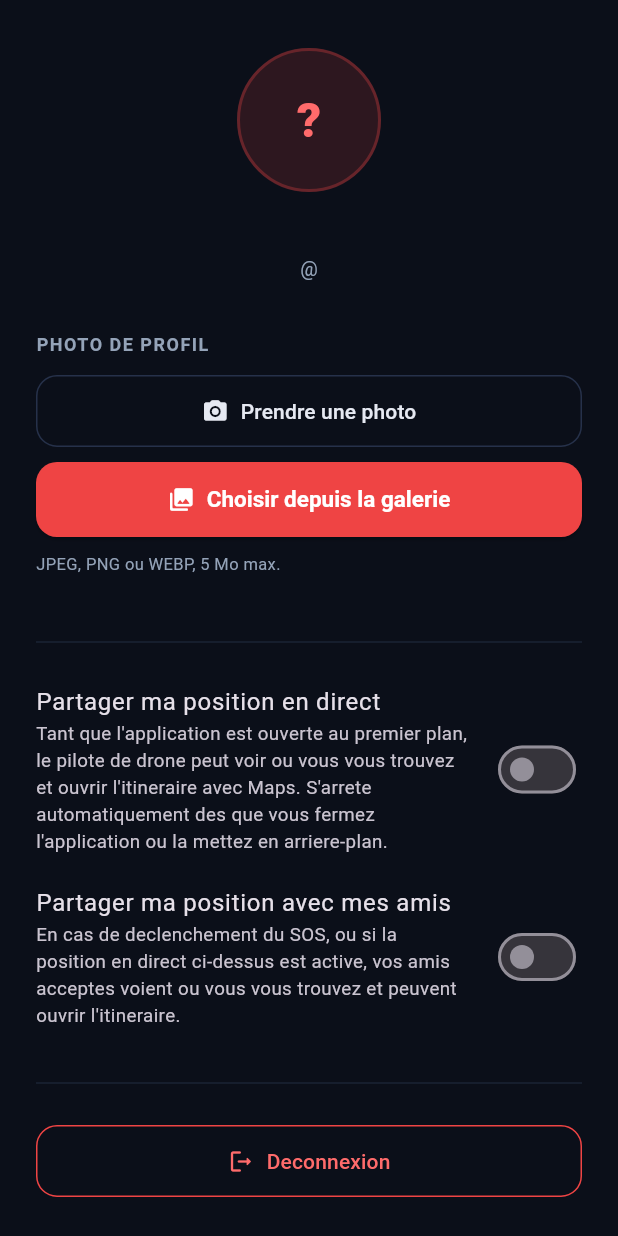
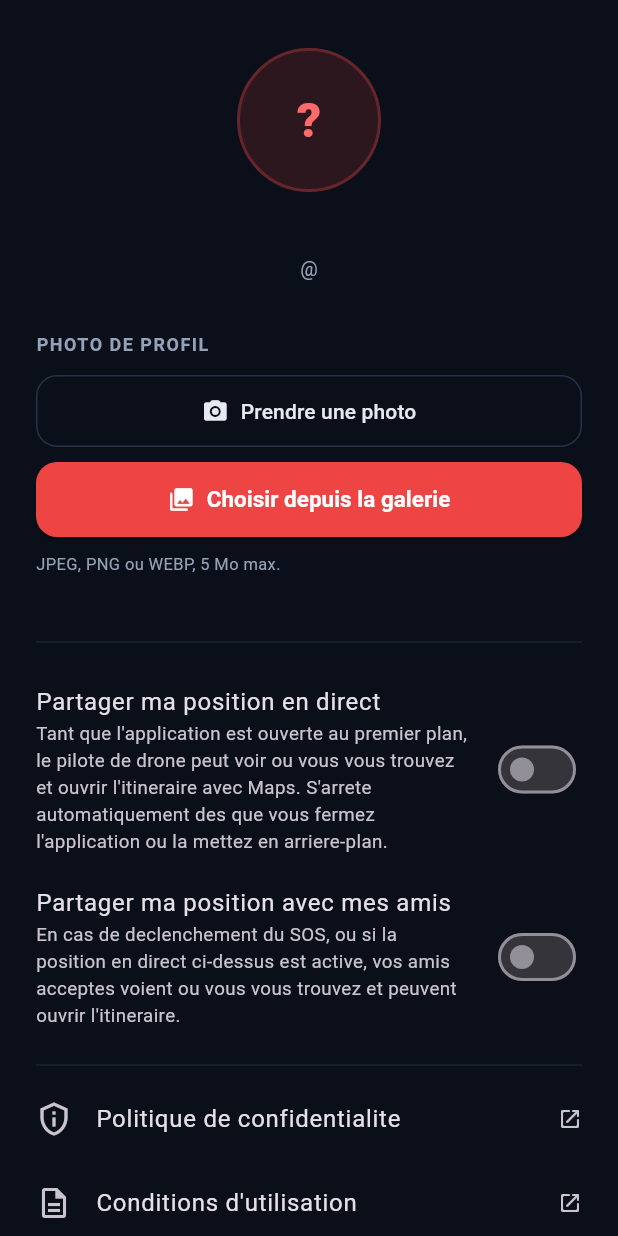
Before and after one commit to chaton2325/Droneprotection-Flutter-frontend, a Flutter app: the SettingsTab widget shown alone on an empty page, opened directly, on a phone screen of 412 x 824 dp. Run offline on Flutter 3.47's test engine with Material 3 defaults, Android fonts, the phone set to English and light mode, and no system bars; our stand-ins replace camera, geocoding, geolocator, image_picker, permission_handler, shared_preferences and 1 more; missing offline and left inert: crop_your_image, record; accounts and stored records are empty; network calls fail.

Commit message:
fix: App Store compliance - legal links, privacy manifest, iPad support
- Add privacy policy / terms / copyright links (settings) and required
  consent checkbox at registration (guideline 5.1.1(i))
- Add PrivacyInfo.xcprivacy privacy manifest
- Info.plist: remove NSAllowsArbitraryLoads, drop unused Always-location
  key, declare ITSAppUsesNonExemptEncryption=false, iPad orientations
- Re-enable iPad (TARGETED_DEVICE_FAMILY 1,2)
- No redirect to Settings right after a permission denial (5.1.1(iv))
- Bump build number to 1.0.0+2

Co-Authored-By: Claude Sonnet 5.5 <noreply@anthropic.com>
Claude-Session: https://claude.ai/code/session_01ESsrQeZe1W29tBLHWjJZq1

```diff
--- a/lib/screens/settings_tab.dart
+++ b/lib/screens/settings_tab.dart
@@ -6,6 +6,7 @@ import '../state/friend_alerts_provider.dart';
 import '../state/friend_live_location_provider.dart';
 import '../state/live_location_provider.dart';
 import '../theme/app_theme.dart';
+import '../utils/legal_links.dart';
 import '../widgets/avatar_upload_panel.dart';
 import '../widgets/dronaid_logo.dart';
 
@@ -142,7 +143,29 @@ class SettingsTab extends StatelessWidget {
               style: TextStyle(fontSize: 12.5),
             ),
           ),
-          const SizedBox(height: 20),
+          const SizedBox(height: 8),
+          const Divider(color: AppColors.surface2),
+          ListTile(
+            contentPadding: EdgeInsets.zero,
+            leading: const Icon(Icons.privacy_tip_outlined),
+            title: const Text('Politique de confidentialite'),
+            trailing: const Icon(Icons.open_in_new_rounded, size: 16),
+            onTap: () => openLegalUrl(context, privacyPolicyUrl),
+          ),
+          ListTile(
+            contentPadding: EdgeInsets.zero,
+            leading: const Icon(Icons.description_outlined),
+            title: const Text("Conditions d'utilisation"),
+            trailing: const Icon(Icons.open_in_new_rounded, size: 16),
+            onTap: () => openLegalUrl(context, termsOfUseUrl),
+          ),
+          ListTile(
+            contentPadding: EdgeInsets.zero,
+            leading: const Icon(Icons.copyright_rounded),
+            title: const Text("Droits d'auteur"),
+            trailing: const Icon(Icons.open_in_new_rounded, size: 16),
+            onTap: () => openLegalUrl(context, copyrightUrl),
+          ),
           const Divider(color: AppColors.surface2),
           const SizedBox(height: 20),
           SizedBox(
--- /dev/null
+++ b/lib/utils/legal_links.dart
@@ -0,0 +1,21 @@
+import 'package:flutter/material.dart';
+import 'package:url_launcher/url_launcher.dart';
+
+const privacyPolicyUrl = 'https://www.dronaid.app/privacy.html';
+const termsOfUseUrl = 'https://www.dronaid.app/terms.html';
+const copyrightUrl = 'https://www.dronaid.app/copyright.html';
+
+/// Ouvre une page legale dans le navigateur (exigence App Store 5.1.1(i)).
+Future<void> openLegalUrl(BuildContext context, String url) async {
+  var ok = false;
+  try {
+    ok = await launchUrl(Uri.parse(url), mode: LaunchMode.externalApplication);
+  } catch (_) {
+    ok = false;
+  }
+  if (!ok && context.mounted) {
+    ScaffoldMessenger.of(context).showSnackBar(
+      SnackBar(content: Text('Impossible d\'ouvrir $url')),
+    );
+  }
+}
--- a/pubspec.yaml
+++ b/pubspec.yaml
@@ -2,7 +2,7 @@ name: drone_protection
 description: "Dronaid Security - bouton d'urgence anti-bandit avec geolocalisation en temps reel."
 publish_to: 'none'
 
-version: 1.0.0+1
+version: 1.0.0+2
 
 environment:
   sdk: ^3.10.1
@@ -36,3 +36,6 @@ flutter:
 
   assets:
     - assets/images/logo.png
+
+dependency_overrides:
+  permission_handler_android: 13.0.1
```
Also changed, not shown: lib/screens/location_required_screen.dart (+4 -4 lines), lib/screens/register_screen.dart (+65 -3 lines), lib/utils/permission_prompt.dart (+10 -40 lines), pubspec.lock, 3 other files.
